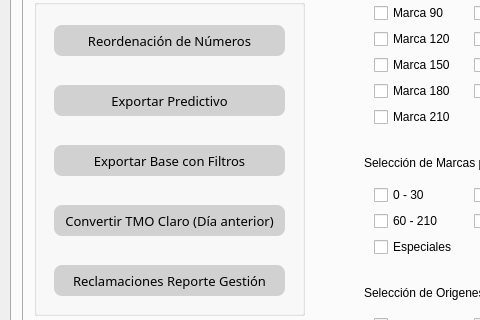
Old version of the form gui/Project.ui in the repository JU4ND4V1DMM/devops_desktop_syncra; both pictures show x 0 to 480 and y 271 to 591 of the 1014 by 756 pixel window.
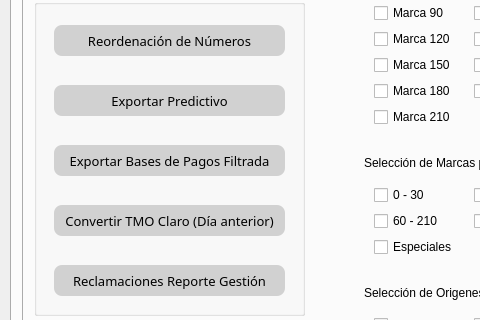
New version of the form. The open tabs and pages were chosen to show the change. Icons and pictures are not drawn.

Diff of the .ui file:
```diff
--- a/gui/Project.ui
+++ b/gui/Project.ui
@@ -5251,7 +5251,7 @@
 </string>
          </property>
          <property name="text">
-          <string>Exportar Base con Filtros</string>
+          <string>Exportar Bases de Pagos Filtrada</string>
          </property>
          <property name="default">
           <bool>false</bool>
```
